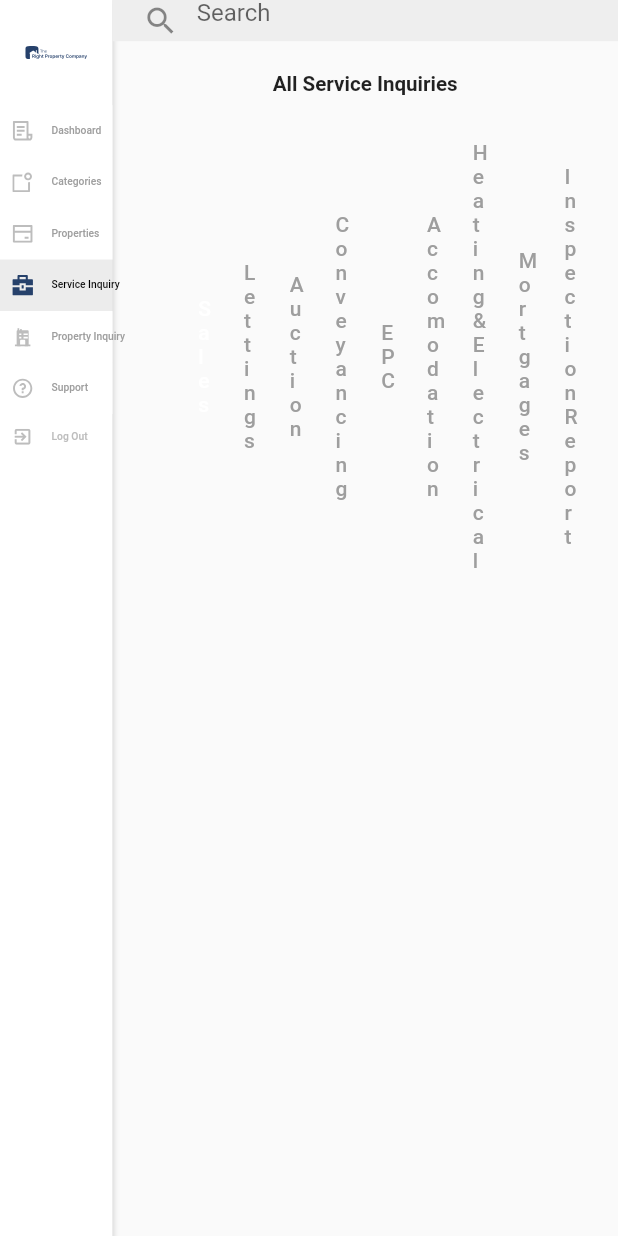
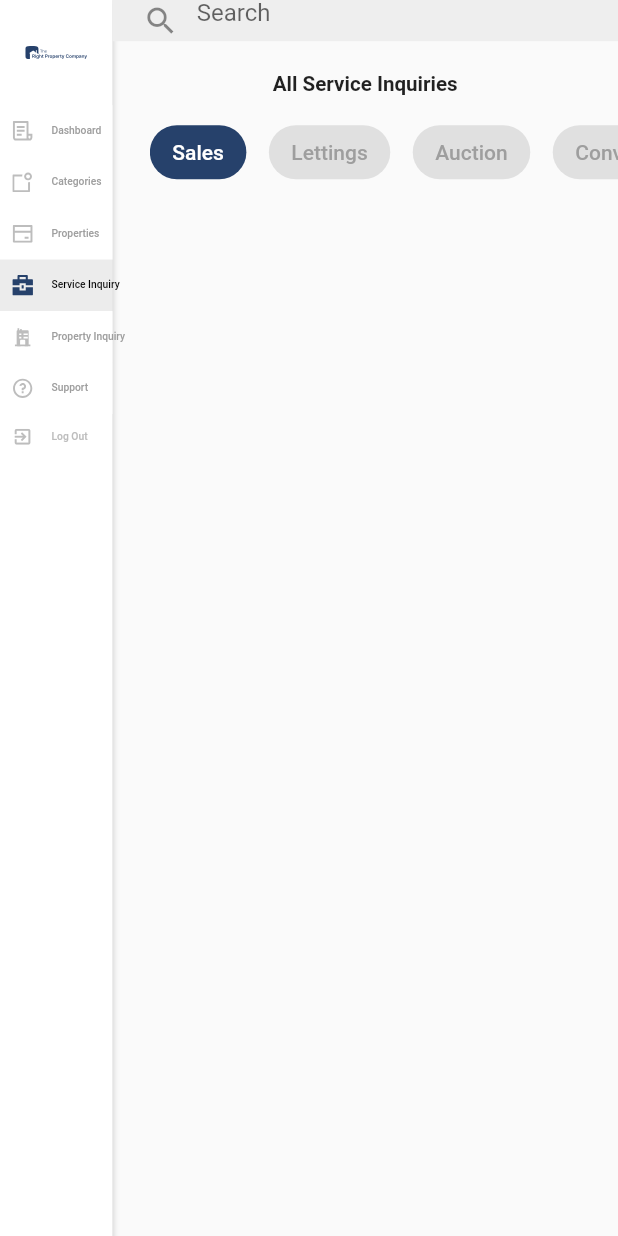
Before and after one commit to ParthNPatel/property_admin_penal, a Flutter app: the HomePage screen opened by its route, after a tap on "Categories", after a tap on "Properties", after a tap on "Service Inquiry", on a phone screen of 412 x 824 dp. Run offline on Flutter 3.47's test engine with Material 2 defaults, Android fonts, the phone set to English and light mode, and no system bars; our stand-ins replace cloud_firestore, file_picker, firebase_auth, firebase_core, firebase_storage, flutter_svg and 7 more; accounts and stored records are empty; Roboto replaces fonts that are missing (DMSans-Regular).

Commit message:
added functionalities(25-10-22)

```diff
--- a/lib/view/add_category_screen.dart
+++ b/lib/view/add_category_screen.dart
@@ -25,6 +25,8 @@ class _AddCategoryScreenState extends State<AddCategoryScreen> {
   bool isLoading = true;
 
   final categoryTitle = TextEditingController();
+
+  HandleScreenController controller = Get.find();
 
   @override
   Widget build(BuildContext context) {
@@ -132,7 +134,8 @@ class _AddCategoryScreenState extends State<AddCategoryScreen> {
                           setState(() {});
 
                           //Get.back();
-                          Navigator.pop(context);
+                          //Navigator.pop(context);
+                          controller.changeTapped2(false);
 
                           CommonWidget.getSnackBar(
                               color: themColors309D9D,
--- a/lib/view/add_property_screen.dart
+++ b/lib/view/add_property_screen.dart
@@ -52,6 +52,8 @@ class _AddPropertyScreenState extends State<AddPropertyScreen> {
   bool isLoading = true;
 
   int groupValue = 1;
+
+  HandleScreenController controller = Get.find();
 
   @override
   Widget build(BuildContext context) {
@@ -550,7 +552,8 @@ class _AddPropertyScreenState extends State<AddPropertyScreen> {
                             _listOfImage.clear();
                             isLoading = true;
                             setState(() {});
-                            Navigator.pop(context);
+                            controller.changeTapped(false);
+                            //Navigator.pop(context);
                             CommonWidget.getSnackBar(
                                 color: themColors309D9D,
                                 duration: 2,
--- a/lib/view/edit_category_screen.dart
+++ b/lib/view/edit_category_screen.dart
@@ -20,6 +20,8 @@ class EditCategoryScreen extends StatefulWidget {
 
 class _EditCategoryScreenState extends State<EditCategoryScreen> {
   EditCategoryController editCategoryController = Get.find();
+
+  HandleScreenController controller = Get.find();
 
   double progress = 0.0;
 
@@ -173,7 +175,8 @@ class _EditCategoryScreenState extends State<EditCategoryScreen> {
                           setState(() {});
 
                           //Get.back();
-                          Navigator.pop(context);
+                          //Navigator.pop(context);
+                          controller.changeTapped3(false);
 
                           CommonWidget.getSnackBar(
                               color: themColors309D9D,
--- a/lib/view/edit_property_screen.dart
+++ b/lib/view/edit_property_screen.dart
@@ -587,7 +587,8 @@ class _EditPropertyScreenState extends State<EditPropertyScreen> {
                             editProductController.listOfImage!.clear();
                             isLoading = true;
                             setState(() {});
-                            Navigator.pop(context);
+                            //Navigator.pop(context);
+                            controller.changeTapped1(false);
                             CommonWidget.getSnackBar(
                                 color: themColors309D9D,
                                 duration: 2,
--- a/lib/view/property_inquiry_screen.dart
+++ b/lib/view/property_inquiry_screen.dart
@@ -1,7 +1,6 @@
 import 'package:cloud_firestore/cloud_firestore.dart';
 import 'package:flutter/material.dart';
 import 'package:sizer/sizer.dart';
-
 import '../components/common_widget.dart';
 import '../components/dashboard_shimmer.dart';
 import '../components/inquiry_shimmer.dart';
@@ -53,6 +52,7 @@ class _PropertyInquiryScreenState extends State<PropertyInquiryScreen>
               SizedBox(
                 width: 200.sp,
                 child: TabBar(
+                  overlayColor: MaterialStateProperty.all(Colors.transparent),
                   physics: BouncingScrollPhysics(),
                   indicatorColor: Colors.transparent,
                   controller: tabController,
@@ -215,7 +215,7 @@ class _PropertyInquiryScreenState extends State<PropertyInquiryScreen>
                           subtitle: Text(inquiries[index]['to_sell & to_let']),
                           children: [
                             Padding(
-                              padding: const EdgeInsets.all(8.0),
+                              padding: const EdgeInsets.all(10.0),
                               child: Column(
                                 crossAxisAlignment: CrossAxisAlignment.start,
                                 children: [
@@ -298,7 +298,7 @@ class _PropertyInquiryScreenState extends State<PropertyInquiryScreen>
                           subtitle: Text(inquiries[index]['email']),
                           children: [
                             Padding(
-                              padding: const EdgeInsets.all(8.0),
+                              padding: const EdgeInsets.all(10.0),
                               child: Column(
                                 crossAxisAlignment: CrossAxisAlignment.start,
                                 children: [
--- a/lib/view/service_inquiry_screen.dart
+++ b/lib/view/service_inquiry_screen.dart
@@ -1,5 +1,7 @@
 import 'package:cloud_firestore/cloud_firestore.dart';
 import 'package:flutter/material.dart';
+import 'package:get/get.dart';
+import 'package:get/get_core/src/get_main.dart';
 import 'package:property/components/inquiry_shimmer.dart';
 import 'package:property/constant/color_const.dart';
 import 'package:property/responsive/responsive.dart';
@@ -37,7 +39,7 @@ class _ServiceInquiryScreenState extends State<ServiceInquiryScreen>
   int selected = 0;
   @override
   void initState() {
-    tabController = TabController(length: 2, vsync: this);
+    tabController = TabController(length: items.length, vsync: this);
     super.initState();
   }
 
@@ -50,19 +52,26 @@ class _ServiceInquiryScreenState extends State<ServiceInquiryScreen>
           constraints:
               BoxConstraints(maxHeight: MediaQuery.of(context).size.height),
           child: Column(
+            crossAxisAlignment: CrossAxisAlignment.start,
             mainAxisAlignment: MainAxisAlignment.start,
             children: [
               searchBar(context),
               CommonWidget.commonSizedBox(height: 20),
-              CommonText.textBoldWight700(
+              Center(
+                child: CommonText.textBoldWight700(
                     text: 'All Service Inquiries', fontSize: 10.sp),
+              ),
               CommonWidget.commonSizedBox(height: 20),
-              SizedBox(
-                width: 200.sp,
+              Padding(
+                padding: EdgeInsets.only(left: 25),
+                child: SizedBox(
                   child: TabBar(
+                    labelPadding: EdgeInsets.only(right: 15),
+                    isScrollable: true,
                     physics: BouncingScrollPhysics(),
                     indicatorColor: Colors.transparent,
                     controller: tabController,
+                    overlayColor: MaterialStateProperty.all(Colors.transparent),
                     onTap: (value) {
                       setState(() {
                         selected = value;
@@ -72,7 +81,7 @@ class _ServiceInquiryScreenState extends State<ServiceInquiryScreen>
                       items.length,
                       (index) => Container(
                         padding:
-                          EdgeInsets.symmetric(horizontal: 10, vertical: 10),
+                            EdgeInsets.symmetric(horizontal: 15, vertical: 10),
                         decoration: BoxDecoration(
                           color: selected == index
                               ? themColors309D9D
@@ -92,7 +101,8 @@ class _ServiceInquiryScreenState extends State<ServiceInquiryScreen>
                     ),
                   ),
                 ),
-              CommonWidget.commonSizedBox(height: 20),
+              ),
+              CommonWidget.commonSizedBox(height: 25),
               Expanded(
                 child: SingleChildScrollView(
                   child: Column(
@@ -150,6 +160,7 @@ class _ServiceInquiryScreenState extends State<ServiceInquiryScreen>
           .collection('Admin')
           .doc('inquires_list')
           .collection('inquiries')
+          .where('inquiryFor', isEqualTo: items[selected])
           .snapshots(),
       builder: (context, AsyncSnapshot<QuerySnapshot> snapshot) {
         if (snapshot.hasData) {
@@ -158,7 +169,7 @@ class _ServiceInquiryScreenState extends State<ServiceInquiryScreen>
           if (searchText.isNotEmpty) {
             inquiries = inquiries.where((element) {
               return element
-                  .get('inquiryFor')
+                  .get('full_name')
                   .toString()
                   .toLowerCase()
                   .contains(searchText.toLowerCase());
@@ -169,6 +180,7 @@ class _ServiceInquiryScreenState extends State<ServiceInquiryScreen>
             shrinkWrap: true,
             itemCount: inquiries.length,
             itemBuilder: (BuildContext context, int index) {
+              if (snapshot.data!.docs.length != 0) {
                 return Padding(
                   padding: const EdgeInsets.only(bottom: 5),
                   child: Column(
@@ -182,7 +194,7 @@ class _ServiceInquiryScreenState extends State<ServiceInquiryScreen>
                             subtitle: Text(inquiries[index]['inquiryFor']),
                             children: [
                               Padding(
-                              padding: const EdgeInsets.all(8.0),
+                                padding: const EdgeInsets.all(10.0),
                                 child: Column(
                                   crossAxisAlignment: CrossAxisAlignment.start,
                                   children: [
@@ -218,6 +230,20 @@ class _ServiceInquiryScreenState extends State<ServiceInquiryScreen>
                     ],
                   ),
                 );
+              } else {
+                return Center(
+                  child: Column(
+                    mainAxisAlignment: MainAxisAlignment.center,
+                    children: [
+                      // SizedBox(
+                      //   height: Get.height / 3,
+                      // ),
+                      CommonText.textBoldWight500(
+                          text: "No Inquiry Found", color: themColors309D9D),
+                    ],
+                  ),
+                );
+              }
             },
           );
         } else {
```
Lines whose indentation alone changed are shown as unchanged.
